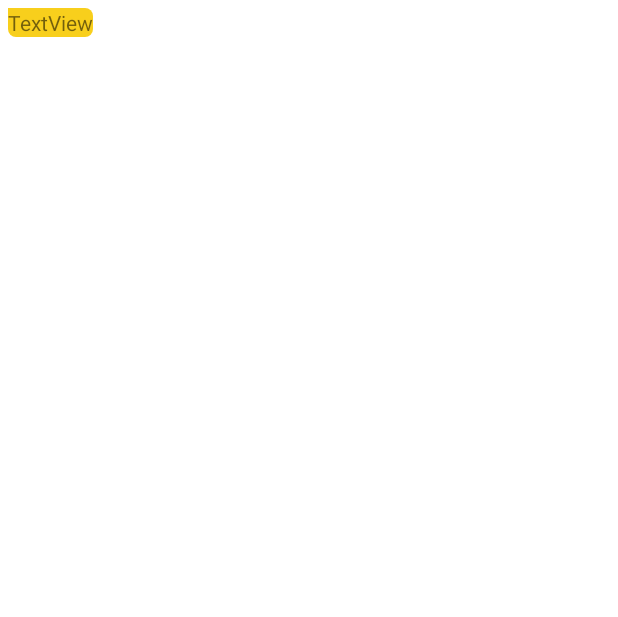
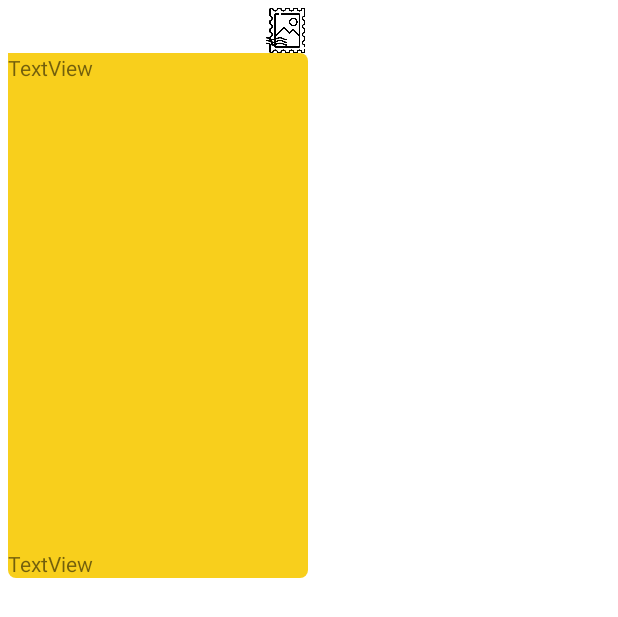
Before and after one commit to monishstark/lettre_project, an Android app: the layout item_receive.xml on its own in the app's theme, with its tools: preview values and no code run, on a phone screen of 412 x 824 dp. Shown: the top 617 px of the screen. Run offline under Robolectric (Android 15) with nearby library versions, the phone set to English and light mode, and no system bars.

Commit message:
update 1.1

```diff
--- a/app/src/main/java/com/example/lettre/ChatActivity.java
+++ b/app/src/main/java/com/example/lettre/ChatActivity.java
@@ -84,7 +84,7 @@ public class ChatActivity extends AppCompatActivity {
                 String messageTxt= binding.messageBox.getText().toString();
 
                 Date date =new Date();
-                Message message= new Message(messageTxt,senderUid,date.getTime());
+                Message message= new Message(messageTxt,senderUid,date.getTime(),signInAccount.getDisplayName());
                 binding.messageBox.setText("");
 
 
--- a/app/src/main/java/com/example/lettre/MessagesAdapter.java
+++ b/app/src/main/java/com/example/lettre/MessagesAdapter.java
@@ -22,6 +22,7 @@ public class MessagesAdapter extends RecyclerView.Adapter{
     ArrayList<Message> messages;
     final int ITEM_SENT= 0;
     final int ITEM_RECEIVE= 1;
+
 
 
     public MessagesAdapter(Context context,ArrayList<Message> messages){
@@ -61,9 +62,11 @@ public class MessagesAdapter extends RecyclerView.Adapter{
     @Override
     public void onBindViewHolder(@NonNull RecyclerView.ViewHolder holder, int position) {
         Message message= messages.get(position);
+        GoogleSignInAccount signInAccount = GoogleSignIn.getLastSignedInAccount(context);
         if (holder.getClass()== SentViewHolder.class){
             SentViewHolder viewHolder= (SentViewHolder)holder;
             viewHolder.binding.message.setText(message.getMessage());
+            viewHolder.binding.senderName.setText(signInAccount.getDisplayName());
 
 
         }
@@ -71,6 +74,8 @@ public class MessagesAdapter extends RecyclerView.Adapter{
 
             ReceiverViewHolder viewHolder= (ReceiverViewHolder)holder;
             viewHolder.binding.message.setText(message.getMessage());
+            viewHolder.binding.senderName1.setText(message.getReceiverName());
+            /*viewHolder.binding.receiverTime.setText((int) message.getTimestamp());*/
         }
 
     }
--- a/app/src/main/res/layout/item_receive.xml
+++ b/app/src/main/res/layout/item_receive.xml
@@ -1,16 +1,43 @@
 <?xml version="1.0" encoding="utf-8"?>
 <androidx.constraintlayout.widget.ConstraintLayout xmlns:android="http://schemas.android.com/apk/res/android"
     xmlns:app="http://schemas.android.com/apk/res-auto"
+    xmlns:tools="http://schemas.android.com/tools"
     android:layout_width="match_parent"
     android:layout_height="wrap_content"
     android:padding="5dp">
 
     <TextView
         android:id="@+id/message"
-        android:layout_width="wrap_content"
-        android:layout_height="wrap_content"
+        android:layout_width="200dp"
+        android:layout_height="350dp"
+        android:layout_marginTop="30dp"
         android:background="@drawable/receive_drawable"
         android:text="TextView"
         app:layout_constraintStart_toStartOf="parent"
         app:layout_constraintTop_toTopOf="parent" />
+
+    <TextView
+        android:id="@+id/sender_name1"
+        android:layout_width="wrap_content"
+        android:layout_height="wrap_content"
+        android:text="TextView"
+        app:layout_constraintBottom_toBottomOf="@+id/message"
+        app:layout_constraintStart_toStartOf="@+id/message" />
+
+    <ImageView
+        android:id="@+id/imageView2"
+        android:layout_width="30dp"
+        android:layout_height="30dp"
+        app:layout_constraintBottom_toTopOf="@+id/message"
+        app:layout_constraintEnd_toEndOf="@+id/message"
+        app:srcCompat="@drawable/stamp" />
+
+    <EditText
+        android:id="@+id/receiver_time"
+        android:layout_width="82dp"
+        android:layout_height="16dp"
+        android:ems="10"
+        android:inputType="time"
+        app:layout_constraintEnd_toEndOf="@+id/message"
+        app:layout_constraintTop_toBottomOf="@+id/message" />
 </androidx.constraintlayout.widget.ConstraintLayout>
```
Also changed, not shown: app/src/main/java/com/example/lettre/Message.java (+12 -2 lines), app/src/main/java/com/example/lettre/UsersAdapters.java (+5 -5 lines), app/src/main/res/layout/item_sent.xml (+29 -2 lines), app/src/main/res/drawable/stamp.png (added).
